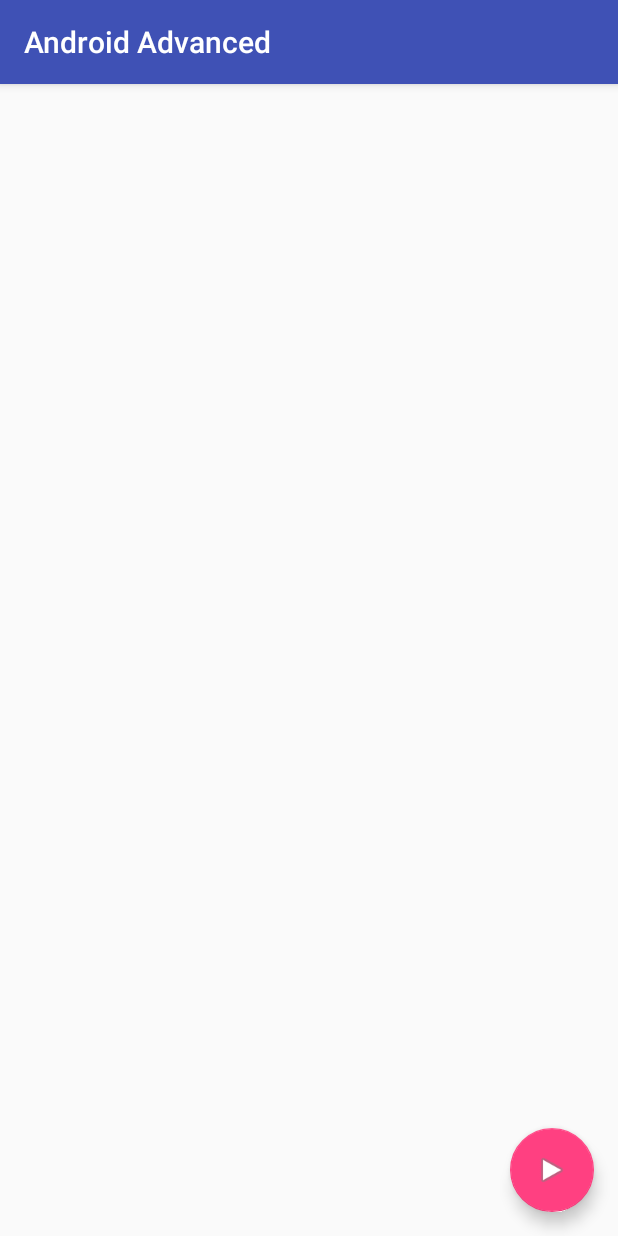
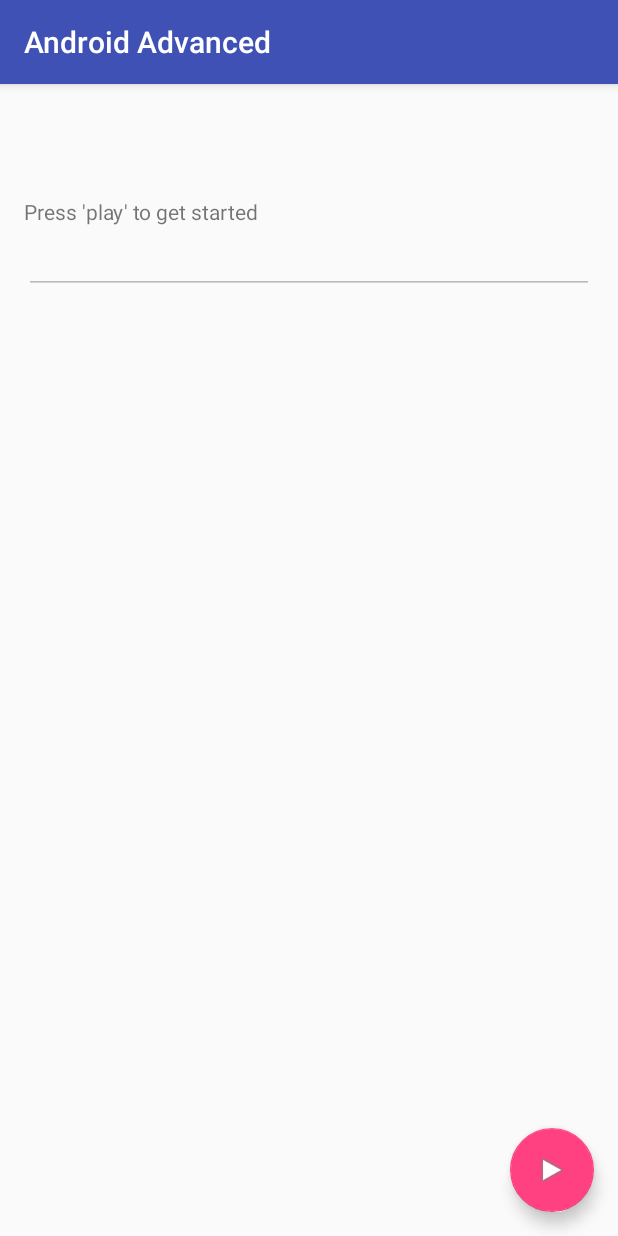
Before and after one commit to txcsmad/s17-android-advanced, an Android app: the screen it shows after launch (AnagramActivity), on a phone screen of 412 x 824 dp. Run offline under Robolectric (Android 15) with nearby library versions, the phone set to English and light mode, and no system bars.

Commit message:
Update anagram content layout.

```diff
--- a/app/src/main/res/layout/content_anagram.xml
+++ b/app/src/main/res/layout/content_anagram.xml
@@ -1,7 +1,54 @@
-<?xml version="1.0" encoding="utf-8"?>
-<LinearLayout xmlns:android="http://schemas.android.com/apk/res/android"
-              android:orientation="vertical"
-              android:layout_width="match_parent"
-              android:layout_height="match_parent">
+<RelativeLayout xmlns:android="http://schemas.android.com/apk/res/android"
+                xmlns:tools="http://schemas.android.com/tools"
+                android:layout_width="match_parent"
+                android:layout_height="match_parent"
+                android:paddingBottom="@dimen/activity_vertical_margin"
+                android:paddingLeft="@dimen/activity_horizontal_margin"
+                android:paddingRight="@dimen/activity_horizontal_margin"
+                android:paddingTop="@dimen/activity_vertical_margin"
+                tools:context=".lesson1.AnagramActivity"
+                tools:showIn="@layout/activity_anagram">
 
-</LinearLayout>
+    <ScrollView
+        android:layout_width="match_parent"
+        android:layout_height="match_parent">
+
+        <RelativeLayout
+            android:layout_width="match_parent"
+            android:layout_height="match_parent">
+
+            <TextView
+                android:id="@+id/tv_anagram_status"
+                android:layout_width="wrap_content"
+                android:layout_height="wrap_content"
+                android:layout_alignParentLeft="true"
+                android:layout_alignParentStart="true"
+                android:layout_marginTop="59dp"
+                android:text="Press 'play' to get started"/>
+
+            <EditText
+                android:id="@+id/et_anagram"
+                android:layout_width="wrap_content"
+                android:layout_height="wrap_content"
+                android:layout_alignParentEnd="true"
+                android:layout_alignParentLeft="true"
+                android:layout_alignParentRight="true"
+                android:layout_alignParentStart="true"
+                android:layout_below="@+id/tv_anagram_status"
+                android:enabled="false"
+                android:imeOptions="actionGo"
+                android:maxLines="1"/>
+
+            <TextView
+                android:id="@+id/tv_result"
+                android:layout_width="wrap_content"
+                android:layout_height="wrap_content"
+                android:layout_alignParentEnd="true"
+                android:layout_alignParentLeft="true"
+                android:layout_alignParentRight="true"
+                android:layout_alignParentStart="true"
+                android:layout_below="@+id/et_anagram"
+                android:text=""/>
+        </RelativeLayout>
+    </ScrollView>
+</RelativeLayout>
```
